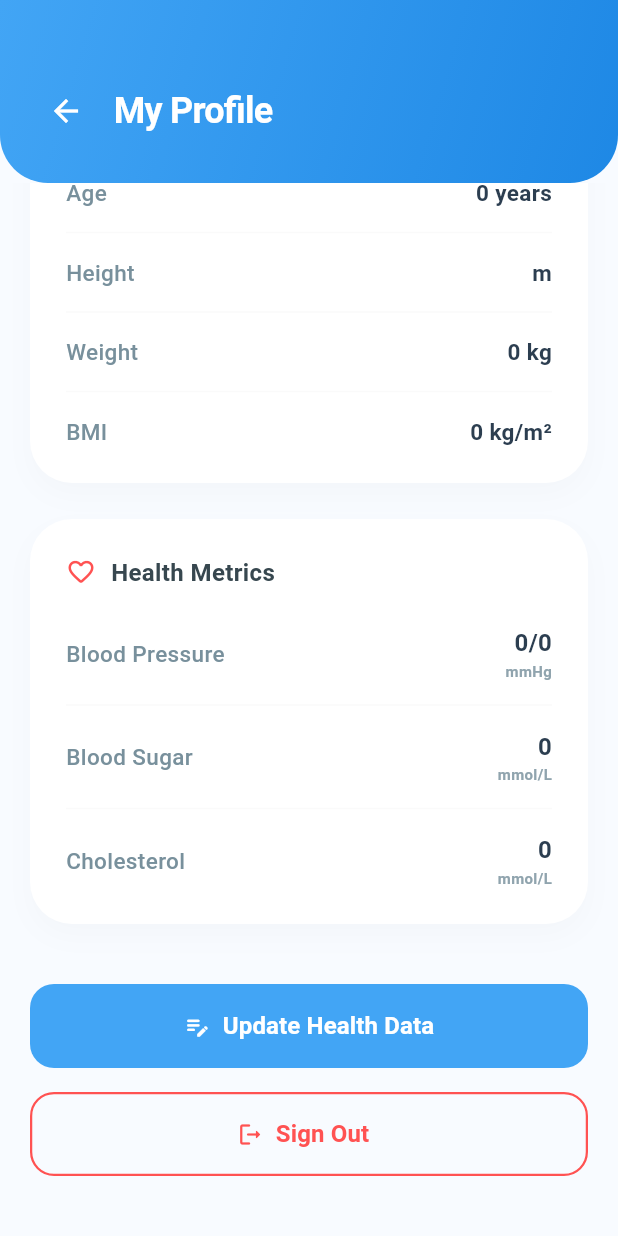
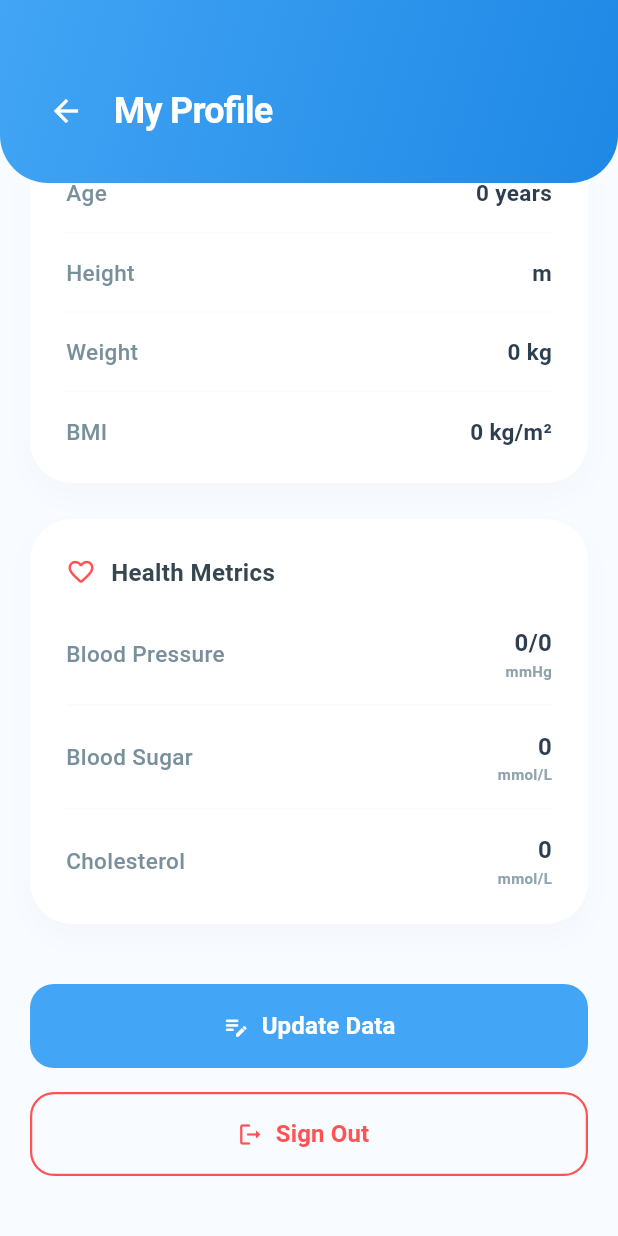
Before and after one commit to MK-0406/meal_logging, a Flutter app: the ProfileScreen screen opened directly, scrolled down 428 dp, on a phone screen of 412 x 824 dp. Run offline on Flutter 3.47's test engine with Material 3 defaults, Android fonts, the phone set to English and light mode, and no system bars; our stand-ins replace cloud_firestore, firebase_auth, firebase_core, fl_chart, flutter_local_notifications, flutter_markdown and 4 more; missing offline and left inert: android_alarm_manager_plus, firebase_ml_model_downloader, google_mlkit_text_recognition, tflite_flutter; accounts and stored records are empty.

Commit message:
Update: Change "Update Data"

```diff
--- a/lib/user/profile_page.dart
+++ b/lib/user/profile_page.dart
@@ -250,7 +250,7 @@ class _ProfileScreenState extends State<ProfileScreen> {
           child: ElevatedButton.icon(
             onPressed: () => Navigator.push(context, MaterialPageRoute(builder: (_) => ProfileFormScreen())),
             icon: const Icon(Icons.edit_note_rounded, color: Colors.white),
-            label: const Text("Update Health Data", style: TextStyle(fontSize: 16, fontWeight: FontWeight.bold, color: Colors.white)),
+            label: const Text("Update Data", style: TextStyle(fontSize: 16, fontWeight: FontWeight.bold, color: Colors.white)),
             style: ElevatedButton.styleFrom(
               backgroundColor: const Color(0xFF42A5F5),
               shape: RoundedRectangleBorder(borderRadius: BorderRadius.circular(16)),
```
